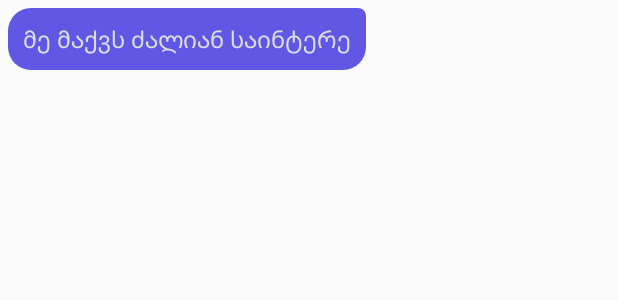
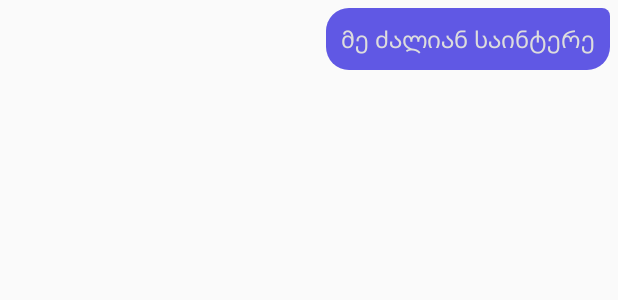
Before and after one commit to Tamuna/Bachelors-Project-Android, an Android app: the layout cell_message.xml on its own in the app's theme, with its tools: preview values and no code run, on a phone screen of 412 x 824 dp. Shown: the top 300 px of the screen. Run offline under Robolectric (Android 15) with nearby library versions, the light colour scheme and no system bars.

Commit message:
chat roles implemented

```diff
--- a/2/app/src/main/java/ge/edu/freeuni/rsr/groupchat/chat/MessagesRecyclerAdapter.java
+++ b/2/app/src/main/java/ge/edu/freeuni/rsr/groupchat/chat/MessagesRecyclerAdapter.java
@@ -30,7 +30,7 @@ public class MessagesRecyclerAdapter extends RecyclerView.Adapter<RecyclerView.V
     @NonNull
     @Override
     public RecyclerView.ViewHolder onCreateViewHolder(@NonNull ViewGroup parent, int viewType) {
-        View view = LayoutInflater.from(parent.getContext()).inflate(R.layout.cell_sent_message, parent, false);
+        View view = LayoutInflater.from(parent.getContext()).inflate(R.layout.cell_message, parent, false);
         return new SentMessageViewHolder(view);
     }
 
@@ -52,6 +52,6 @@ public class MessagesRecyclerAdapter extends RecyclerView.Adapter<RecyclerView.V
 
     public void setSingleData(Message message, boolean isQuestion, boolean isAnswer) {
         this.data.add(message);
-        notifyDataSetChanged();
+        notifyItemChanged(data.size() - 1);
     }
 }
--- a/2/app/src/main/res/layout/cell_sent_message.xml
+++ b/2/app/src/main/res/layout/cell_message.xml
@@ -2,21 +2,21 @@
 <LinearLayout xmlns:android="http://schemas.android.com/apk/res/android"
     xmlns:app="http://schemas.android.com/apk/res-auto"
     xmlns:tools="http://schemas.android.com/tools"
-    android:layout_width="wrap_content"
+    android:id="@+id/layout_msg_container"
+    android:layout_width="match_parent"
     android:layout_height="wrap_content"
     android:layout_margin="5dp"
-
-    android:gravity="center_vertical">
-
+    android:gravity="right"
+    android:orientation="vertical">
 
     <TextView
         android:id="@+id/tv_message"
-        android:layout_width="0dp"
+        android:layout_width="wrap_content"
         android:layout_height="wrap_content"
         android:layout_weight="1"
         android:background="@drawable/bg_sent_message"
         android:padding="10dp"
-        android:text="მე მაქვს ძალიან საინტერე"
+        android:text="მე ძალიან საინტერე"
         android:textColor="@color/light_gray"
         android:textSize="15sp" />
 
```
Also changed, not shown: 2/app/src/main/java/ge/edu/freeuni/rsr/groupchat/chat/GroupChatPresenterImpl.java (+13 -7 lines), 2/app/src/main/java/ge/edu/freeuni/rsr/groupchat/chat/SentMessageViewHolder.java (+14 -3 lines), 2/app/src/main/res/layout/cell_received_message.xml (deleted, +0 -40 lines).
